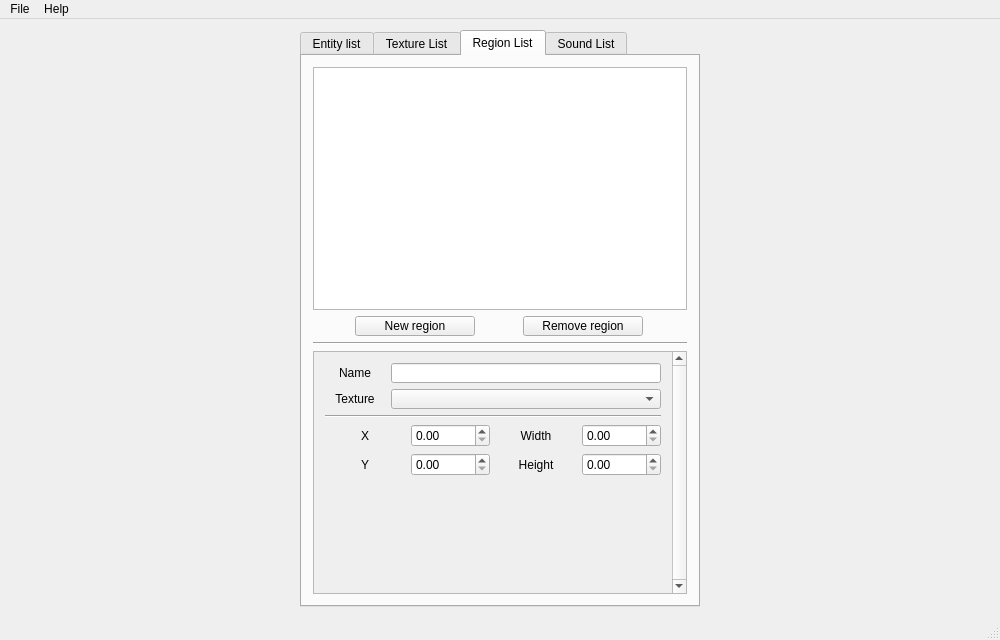
Above: MainWindow.ui from AndreyTulyakov/LightRabbit-Clipsed before the change. Below: the same form after it.
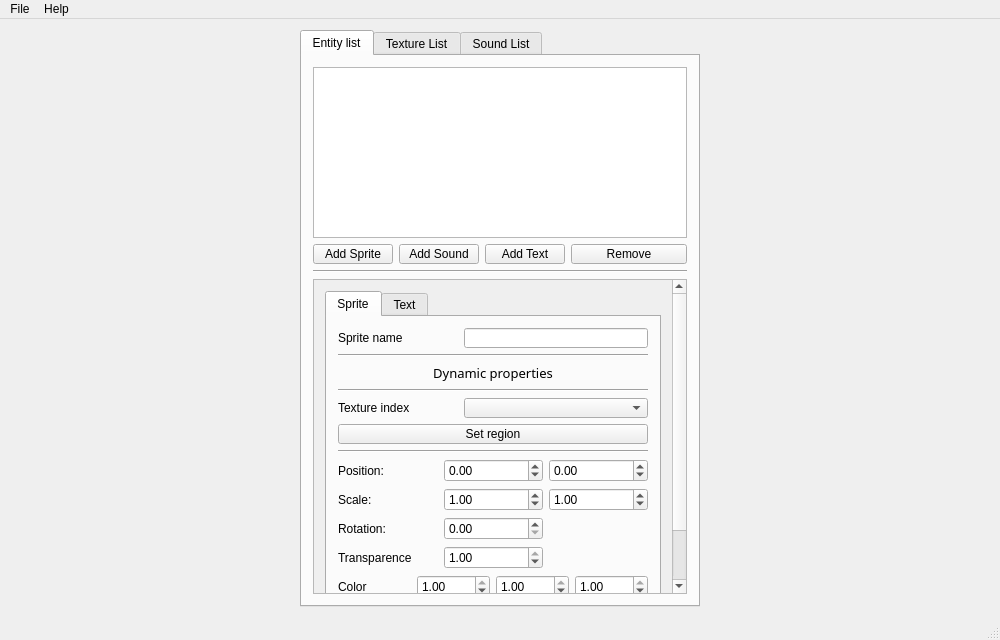
That is the form after the change. The open tabs and pages were chosen to show the change. Icons and pictures are not drawn.

Diff of the .ui file:
```diff
--- a/MainWindow.ui
+++ b/MainWindow.ui
@@ -143,7 +143,7 @@
              <x>0</x>
              <y>0</y>
              <width>360</width>
-             <height>360</height>
+             <height>386</height>
             </rect>
            </property>
            <layout class="QGridLayout" name="gridLayout_2">
@@ -173,9 +173,15 @@
                  <layout class="QHBoxLayout" name="horizontalLayout">
                   <item>
                    <widget class="QLabel" name="label">
+                    <property name="sizePolicy">
+                     <sizepolicy hsizetype="Preferred" vsizetype="Preferred">
+                      <horstretch>0</horstretch>
+                      <verstretch>0</verstretch>
+                     </sizepolicy>
+                    </property>
                     <property name="maximumSize">
                      <size>
-                      <width>16777215</width>
+                      <width>120</width>
                       <height>20</height>
                      </size>
                     </property>
@@ -187,7 +193,7 @@
                   <item>
                    <widget class="QLineEdit" name="editSpriteName">
                     <property name="sizePolicy">
-                     <sizepolicy hsizetype="Fixed" vsizetype="Fixed">
+                     <sizepolicy hsizetype="Preferred" vsizetype="Fixed">
                       <horstretch>0</horstretch>
                       <verstretch>0</verstretch>
                      </sizepolicy>
@@ -205,33 +211,6 @@
                   </item>
                  </layout>
                 </item>
-                <item>
-                 <layout class="QHBoxLayout" name="horizontalLayout_3">
-                  <item>
-                   <widget class="QLabel" name="label_2">
-                    <property name="maximumSize">
-                     <size>
-                      <width>60</width>
-                      <height>20</height>
-                     </size>
-                    </property>
-                    <property name="text">
-                     <string>Region</string>
-                    </property>
-                   </widget>
-                  </item>
-                  <item>
-                   <widget class="QComboBox" name="cb_RegionSelector">
-                    <property name="maximumSize">
-                     <size>
-                      <width>16777215</width>
-                      <height>20</height>
-                     </size>
-                    </property>
-                   </widget>
-                  </item>
-                 </layout>
-                </item>
                 <item>
                  <widget class="Line" name="line_3">
                   <property name="orientation">
@@ -262,6 +241,46 @@
                   </property>
                  </widget>
                 </item>
+                <item>
+                 <layout class="QHBoxLayout" name="horizontalLayout_3">
+                  <item>
+                   <widget class="QLabel" name="label_2">
+                    <property name="maximumSize">
+                     <size>
+                      <width>120</width>
+                      <height>20</height>
+                     </size>
+                    </property>
+                    <property name="text">
+                     <string>Texture index</string>
+                    </property>
+                   </widget>
+                  </item>
+                  <item>
+                   <widget class="QComboBox" name="cb_RegionSelector">
+                    <property name="maximumSize">
+                     <size>
+                      <width>16777215</width>
+                      <height>20</height>
+                     </size>
+                    </property>
+                   </widget>
+                  </item>
+                 </layout>
+                </item>
+                <item>
+                 <widget class="QPushButton" name="pushButton">
+                  <property name="maximumSize">
+                   <size>
+                    <width>16777215</width>
+                    <height>20</height>
+                   </size>
+                  </property>
+                  <property name="text">
+                   <string>Set region</string>
+                  </property>
+                 </widget>
+                </item>
                 <item>
                  <widget class="Line" name="line_4">
                   <property name="orientation">
@@ -520,237 +539,6 @@
         </item>
        </layout>
       </widget>
-      <widget class="QWidget" name="tab_4">
-       <attribute name="title">
-        <string>Region List</string>
-       </attribute>
-       <layout class="QVBoxLayout" name="verticalLayout_3">
-        <item>
-         <layout class="QVBoxLayout" name="verticalLayout_2">
-          <item>
-           <widget class="QListWidget" name="RegionListWidget"/>
-          </item>
-          <item>
-           <layout class="QHBoxLayout" name="horizontalLayout_5">
-            <item>
-             <widget class="QPushButton" name="button_NewRegion">
-              <property name="maximumSize">
-               <size>
-                <width>120</width>
-                <height>20</height>
-               </size>
-              </property>
-              <property name="text">
-               <string>New region</string>
-              </property>
-             </widget>
-            </item>
-            <item>
-             <widget class="QPushButton" name="button_RemoveRegion">
-              <property name="maximumSize">
-               <size>
-                <width>120</width>
-                <height>20</height>
-               </size>
-              </property>
-              <property name="text">
-               <string>Remove region</string>
-              </property>
-             </widget>
-            </item>
-           </layout>
-          </item>
-          <item>
-           <widget class="Line" name="line_8">
-            <property name="orientation">
-             <enum>Qt::Horizontal</enum>
-            </property>
-           </widget>
-          </item>
-          <item>
-           <widget class="QScrollArea" name="sa_RegionProperties">
-            <property name="verticalScrollBarPolicy">
-             <enum>Qt::ScrollBarAlwaysOn</enum>
-            </property>
-            <property name="widgetResizable">
-             <bool>true</bool>
-            </property>
-            <widget class="QWidget" name="scrollAreaWidgetContents_3">
-             <property name="geometry">
-              <rect>
-               <x>0</x>
-               <y>0</y>
-               <width>358</width>
-               <height>238</height>
-              </rect>
-             </property>
-             <layout class="QVBoxLayout" name="verticalLayout_5">
-              <item>
-               <layout class="QHBoxLayout" name="horizontalLayout_6">
-                <item>
-                 <widget class="QLabel" name="label_14">
-                  <property name="minimumSize">
-                   <size>
-                    <width>60</width>
-                    <height>0</height>
-                   </size>
-                  </property>
-                  <property name="maximumSize">
-                   <size>
-                    <width>60</width>
-                    <height>16777215</height>
-                   </size>
-                  </property>
-                  <property name="text">
-                   <string>Name</string>
-                  </property>
-                  <property name="alignment">
-                   <set>Qt::AlignCenter</set>
-                  </property>
-                 </widget>
-                </item>
-                <item>
-                 <widget class="QLineEdit" name="le_RegionName">
-                  <property name="maximumSize">
-                   <size>
-                    <width>1000</width>
-                    <height>20</height>
-                   </size>
-                  </property>
-                 </widget>
-                </item>
-               </layout>
-              </item>
-              <item>
-               <layout class="QHBoxLayout" name="horizontalLayout_4">
-                <item>
-                 <widget class="QLabel" name="label_13">
-                  <property name="maximumSize">
-                   <size>
-                    <width>60</width>
-                    <height>16777215</height>
-                   </size>
-                  </property>
-                  <property name="text">
-                   <string>Texture</string>
-                  </property>
-                  <property name="alignment">
-                   <set>Qt::AlignCenter</set>
-                  </property>
-                 </widget>
-                </item>
-                <item>
-                 <widget class="QComboBox" name="cb_RegionTexture">
-                  <property name="maximumSize">
-                   <size>
-                    <width>16777215</width>
-                    <height>20</height>
-                   </size>
-                  </property>
-                 </widget>
-                </item>
-               </layout>
-              </item>
-              <item>
-               <widget class="Line" name="line_7">
-                <property name="orientation">
-                 <enum>Qt::Horizontal</enum>
-                </property>
-               </widget>
-              </item>
-              <item>
-               <layout class="QGridLayout" name="gridLayout_6">
-                <item row="2" column="2">
-                 <widget class="QLabel" name="label_6">
-                  <property name="text">
-                   <string>Height</string>
-                  </property>
-                  <property name="alignment">
-                   <set>Qt::AlignCenter</set>
-                  </property>
-                 </widget>
-                </item>
-                <item row="1" column="0">
-                 <widget class="QLabel" name="label_3">
-                  <property name="text">
-                   <string>X</string>
-                  </property>
-                  <property name="alignment">
-                   <set>Qt::AlignCenter</set>
-                  </property>
-                 </widget>
-                </item>
-                <item row="2" column="0">
-                 <widget class="QLabel" name="label_4">
-                  <property name="text">
-                   <string>Y</string>
-                  </property>
-                  <property name="alignment">
-                   <set>Qt::AlignCenter</set>
-                  </property>
-                 </widget>
-                </item>
-                <item row="1" column="2">
-                 <widget class="QLabel" name="label_5">
-                  <property name="text">
-                   <string>Width</string>
-                  </property>
-                  <property name="alignment">
-                   <set>Qt::AlignCenter</set>
-                  </property>
-                 </widget>
-                </item>
-                <item row="1" column="1">
-                 <widget class="QDoubleSpinBox" name="sb_RegionX">
-                  <property name="maximum">
-                   <double>10000.000000000000000</double>
-                  </property>
-                 </widget>
-                </item>
-                <item row="1" column="3">
-                 <widget class="QDoubleSpinBox" name="sb_RegionW">
-                  <property name="maximum">
-                   <double>10000.000000000000000</double>
-                  </property>
-                 </widget>
-                </item>
-                <item row="2" column="1">
-                 <widget class="QDoubleSpinBox" name="sb_RegionY">
-                  <property name="maximum">
-                   <double>10000.000000000000000</double>
-                  </property>
-                 </widget>
-                </item>
-                <item row="2" column="3">
-                 <widget class="QDoubleSpinBox" name="sb_RegionH">
-                  <property name="maximum">
-                   <double>10000.000000000000000</double>
-                  </property>
-                 </widget>
-                </item>
-               </layout>
-              </item>
-              <item>
-               <spacer name="verticalSpacer">
-                <property name="orientation">
-                 <enum>Qt::Vertical</enum>
-                </property>
-                <property name="sizeHint" stdset="0">
-                 <size>
-                  <width>20</width>
-                  <height>40</height>
-                 </size>
-                </property>
-               </spacer>
-              </item>
-             </layout>
-            </widget>
-           </widget>
-          </item>
-         </layout>
-        </item>
-       </layout>
-      </widget>
       <widget class="QWidget" name="tab_5">
        <attribute name="title">
         <string>Sound List</string>
```
Left out of the diff: 2 changed lines with no effect on the pictures.
